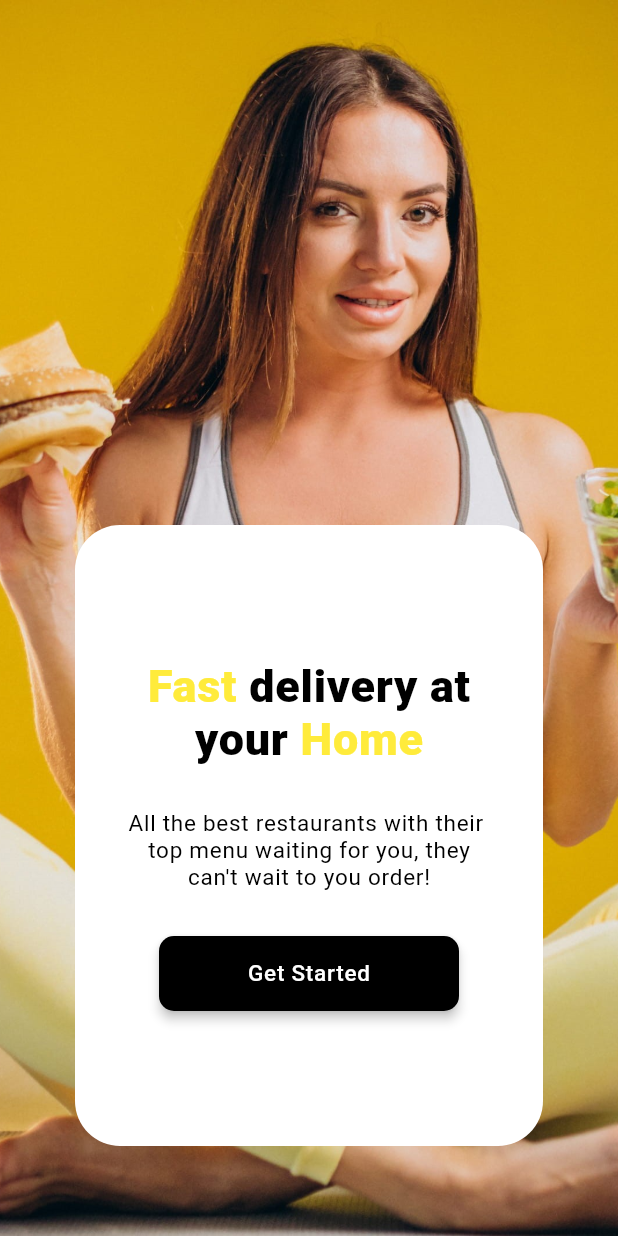
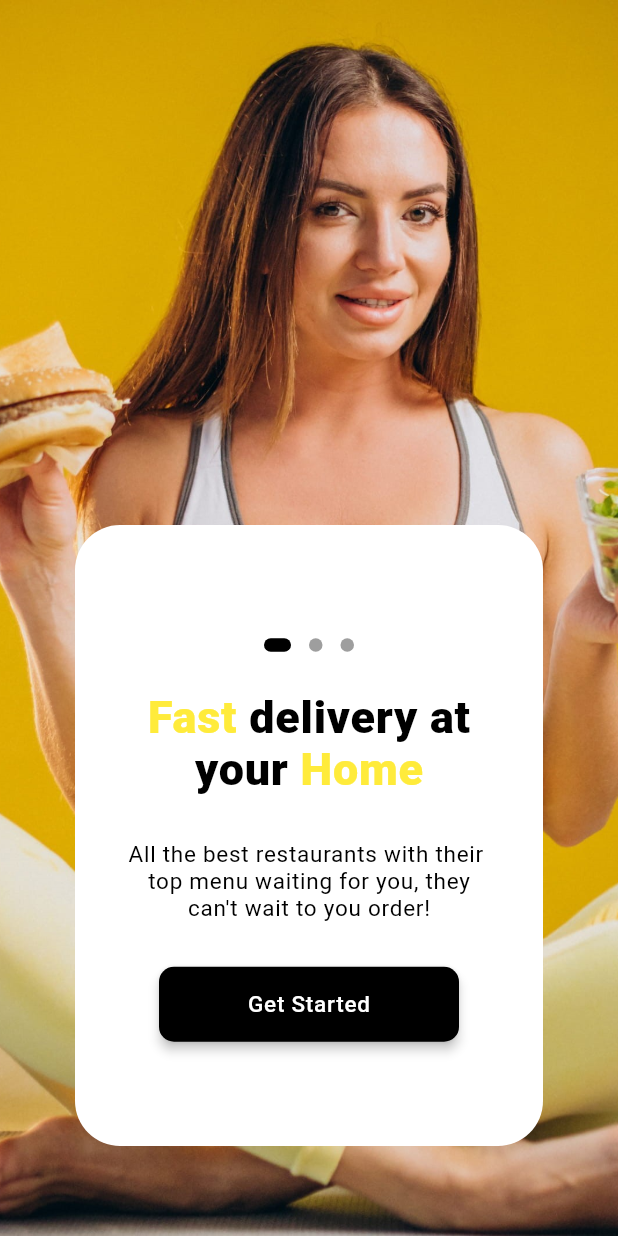
Before and after one commit to Anand-Singh1990/fast_delivery, a Flutter app: the screen it shows after launch, on a phone screen of 412 x 824 dp. Run offline on Flutter 3.47's test engine with Material 2 defaults, Android fonts, the phone set to English and light mode, and no system bars; drawn by our look-alikes of dots_indicator; our stand-ins replace smooth_page_indicator.

Commit message:
final commit

```diff
--- a/lib/MyPhoto.dart
+++ b/lib/MyPhoto.dart
@@ -1,9 +1,12 @@
 import 'package:flutter/material.dart';
 import 'package:flutter/src/foundation/key.dart';
 import 'package:flutter/src/widgets/framework.dart';
+import 'package:dots_indicator/dots_indicator.dart';
+import 'package:smooth_page_indicator/smooth_page_indicator.dart';
 
 class MyPhoto extends StatelessWidget {
-  const MyPhoto({Key? key}) : super(key: key);
+  MyPhoto({Key? key}) : super(key: key);
+  final controller = PageController(viewportFraction: 0.8, keepPage: true);
 
   @override
   Widget build(BuildContext context) {
@@ -24,6 +27,20 @@ class MyPhoto extends StatelessWidget {
               mainAxisAlignment: MainAxisAlignment.center,
               crossAxisAlignment: CrossAxisAlignment.center,
               children: [
+                Padding(
+                  padding: const EdgeInsets.fromLTRB(0, 0, 0, 20),
+                  child: DotsIndicator(
+                    dotsCount: 3,
+                    position: 0.0,
+                    decorator: DotsDecorator(
+                      activeColor: Colors.black,
+                      size: const Size.square(9.0),
+                      activeSize: const Size(18.0, 9.0),
+                      activeShape: RoundedRectangleBorder(
+                          borderRadius: BorderRadius.circular(5.0)),
+                    ),
+                  ),
+                ),
                 Row(
                   mainAxisAlignment: MainAxisAlignment.center,
                   children: [
--- a/lib/main.dart
+++ b/lib/main.dart
@@ -1,6 +1,7 @@
 import 'package:flutter/material.dart';
 import 'package:flutter/services.dart';
 import 'MyPhoto.dart';
+import 'package:smooth_page_indicator/smooth_page_indicator.dart';
 
 void main() {
   runApp(const MyApp());
--- a/pubspec.yaml
+++ b/pubspec.yaml
@@ -33,6 +33,9 @@ dependencies:
   # The following adds the Cupertino Icons font to your application.
   # Use with the CupertinoIcons class for iOS style icons.
   cupertino_icons: ^1.0.2
+  smooth_page_indicator: ^1.0.0+2
+  card_swiper: ^2.0.4
+  dots_indicator: ^2.1.0
 
 dev_dependencies:
   flutter_test:
```
Also changed, not shown: pubspec.lock.
